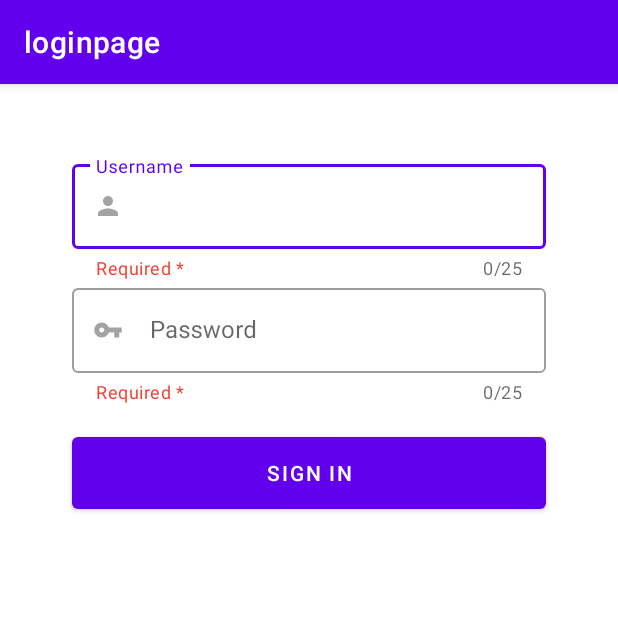
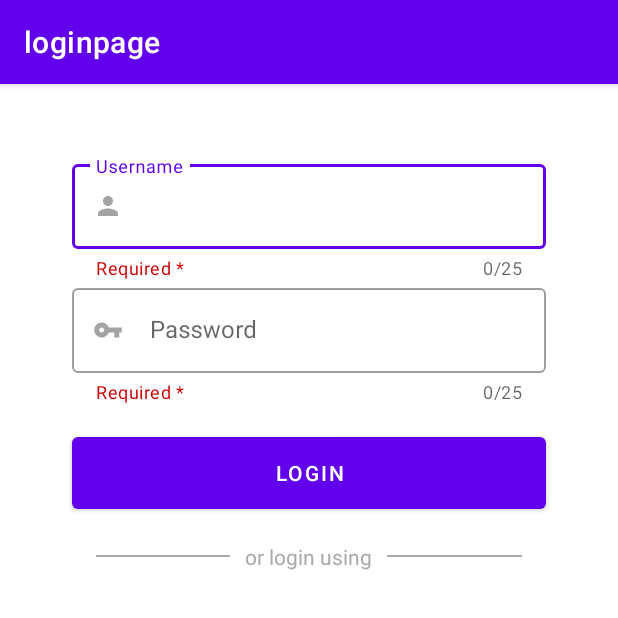
Before and after one commit to biagioPiraino/template-loginpage, an Android app: the screen it shows after launch (LoginPageActivity), on a phone screen of 412 x 824 dp, the top half of it. Run offline under Robolectric (Android 15) with nearby library versions, the phone set to English and light mode, and no system bars.

Commit message:
inserted divider input and google sign in button

```diff
--- a/loginpage/app/src/main/res/layout/login_page_main.xml
+++ b/loginpage/app/src/main/res/layout/login_page_main.xml
@@ -10,7 +10,7 @@
 
     <com.google.android.material.textfield.TextInputLayout
         style="@style/Widget.MaterialComponents.TextInputLayout.OutlinedBox"
-        android:id="@+id/username_input_layout"
+        android:id="@+id/login_page_username_input_layout"
         android:layout_width="match_parent"
         android:layout_height="wrap_content"
         android:layout_marginStart="32dp"
@@ -19,7 +19,7 @@
         android:hint="@string/login_page_username"
         app:startIconDrawable="@drawable/ic_user"
         app:helperText="Required *"
-        app:helperTextTextColor="@color/red_default"
+        app:helperTextTextColor="@android:color/holo_red_dark"
         app:counterEnabled="true"
         app:counterMaxLength="25"
         app:layout_constraintEnd_toEndOf="parent"
@@ -27,7 +27,7 @@
         app:layout_constraintTop_toTopOf="parent">
 
         <com.google.android.material.textfield.TextInputEditText
-            android:id="@+id/username_input_edit_text"
+            android:id="@+id/login_page_username_input_edit_text"
             android:layout_width="match_parent"
             android:layout_height="wrap_content"
             android:inputType="text"
@@ -36,7 +36,7 @@
 
     <com.google.android.material.textfield.TextInputLayout
         style="@style/Widget.MaterialComponents.TextInputLayout.OutlinedBox"
-        android:id="@+id/password_input_layout"
+        android:id="@+id/login_page_password_input_layout"
         android:layout_width="match_parent"
         android:layout_height="wrap_content"
         android:layout_marginStart="32dp"
@@ -45,14 +45,14 @@
         app:counterEnabled="true"
         app:counterMaxLength="25"
         app:helperText="Required *"
-        app:helperTextTextColor="@color/red_default"
+        app:helperTextTextColor="@android:color/holo_red_dark"
         app:layout_constraintEnd_toEndOf="parent"
         app:layout_constraintStart_toStartOf="parent"
-        app:layout_constraintTop_toBottomOf="@+id/username_input_layout"
+        app:layout_constraintTop_toBottomOf="@+id/login_page_username_input_layout"
         app:startIconDrawable="@drawable/ic_password">
 
         <com.google.android.material.textfield.TextInputEditText
-            android:id="@+id/password_input_edit_text"
+            android:id="@+id/login_page_password_input_edit_text"
             android:layout_width="match_parent"
             android:layout_height="wrap_content"
             android:inputType="textPassword"
@@ -66,9 +66,47 @@
         android:layout_marginStart="32dp"
         android:layout_marginTop="16dp"
         android:layout_marginEnd="32dp"
-        android:text="Sign in"
+        android:text="Login"
         app:layout_constraintEnd_toEndOf="parent"
         app:layout_constraintStart_toStartOf="parent"
-        app:layout_constraintTop_toBottomOf="@+id/password_input_layout" />
+        app:layout_constraintTop_toBottomOf="@+id/login_page_password_input_layout"/>
+
+    <RelativeLayout
+        android:id="@+id/login_page_divider"
+        android:layout_width="match_parent"
+        android:layout_height="wrap_content"
+        android:layout_centerVertical="true"
+        android:layout_marginStart="48dp"
+        android:layout_marginTop="16dp"
+        android:layout_marginEnd="48dp"
+        app:layout_constraintEnd_toEndOf="parent"
+        app:layout_constraintStart_toStartOf="parent"
+        app:layout_constraintTop_toBottomOf="@+id/login_page_signin_button">
+
+        <TextView
+            android:id="@+id/login_page_divider_text"
+            android:layout_width="wrap_content"
+            android:layout_height="wrap_content"
+            android:layout_centerInParent="true"
+            android:layout_marginLeft="10dp"
+            android:layout_marginRight="10dp"
+            android:background="@android:color/white"
+            android:text="or login using"
+            android:textColor="@android:color/darker_gray" />
+
+        <View
+            android:layout_width="match_parent"
+            android:layout_height="1dp"
+            android:layout_centerVertical="true"
+            android:layout_toStartOf="@+id/login_page_divider_text"
+            android:background="@android:color/darker_gray" />
+
+        <View
+            android:layout_width="match_parent"
+            android:layout_height="1dp"
+            android:layout_centerVertical="true"
+            android:layout_toEndOf="@+id/login_page_divider_text"
+            android:background="@android:color/darker_gray" />
+    </RelativeLayout>
 
 </androidx.constraintlayout.widget.ConstraintLayout>
--- a/loginpage/app/src/main/res/values-night/colors.xml
+++ b/loginpage/app/src/main/res/values-night/colors.xml
@@ -1,4 +1,3 @@
 <?xml version="1.0" encoding="utf-8"?>
 <resources>
-    <color name="red_default">#F44336</color>
 </resources>
--- a/loginpage/app/src/main/res/values/colors.xml
+++ b/loginpage/app/src/main/res/values/colors.xml
@@ -7,5 +7,4 @@
     <color name="teal_700">#FF018786</color>
     <color name="black">#FF000000</color>
     <color name="white">#FFFFFFFF</color>
-    <color name="red_default">#F44336</color>
 </resources>
```
